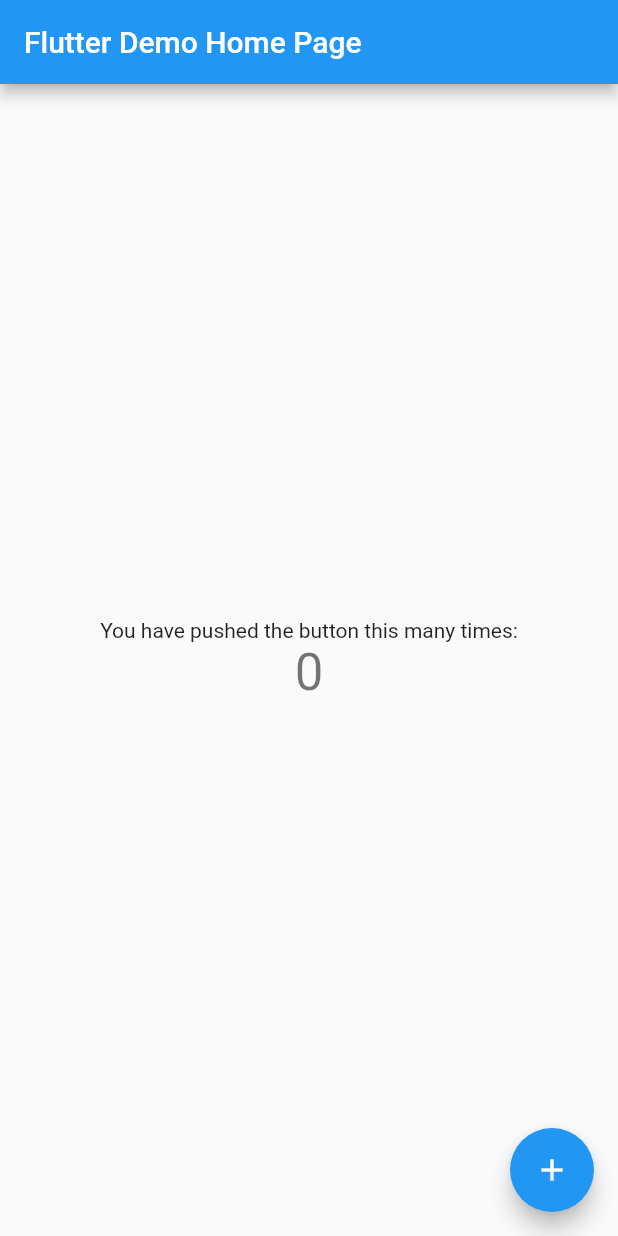
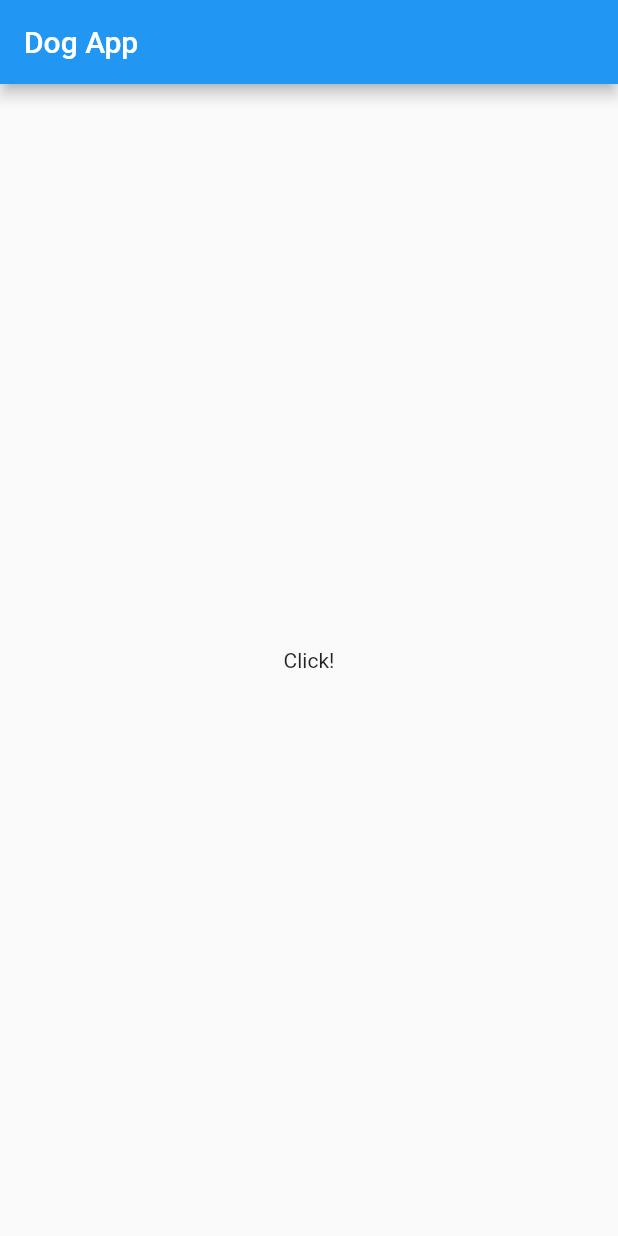
Before and after one commit to SinachPat/practic-flutter, a Flutter app: the screen it shows after launch, on a phone screen of 412 x 824 dp. Run offline on Flutter 3.47's test engine with Material 2 defaults, Android fonts, the phone set to English and light mode, and no system bars.

Commit message:
new structure

```diff
--- a/lib/main.dart
+++ b/lib/main.dart
@@ -1,66 +1,23 @@
 import 'package:flutter/material.dart';
-import 'dart:io';
-import 'dart:math';
 
 void main() {
-  runApp(const MyApp());
+  runApp(const DogApp());
 }
 
-class MyApp extends StatelessWidget {
-  const MyApp({super.key});
-  // This widget is the root of your application.
+class DogApp extends StatelessWidget {
+  const DogApp({super.key});
+
   @override
   Widget build(BuildContext context) {
     return MaterialApp(
-      title: 'Flutter Demo',
-      theme: ThemeData(
-        primarySwatch: Colors.blue,
-      ),
-      home: const MyHomePage(title: 'Flutter Demo Home Page'),
-    );
-  }
-}
-
-class MyHomePage extends StatefulWidget {
-  const MyHomePage({super.key, required this.title});
-  final String title;
-  @override
-  State<MyHomePage> createState() => _MyHomePageState();
-}
-
-class _MyHomePageState extends State<MyHomePage> {
-  int _counter = 0;
-
-  void _incrementCounter() {
-    setState(() {
-      _counter++;
-    });
-  }
-
-  @override
-  Widget build(BuildContext context) {
-    return Scaffold(
-      appBar: AppBar(
-        title: Text(widget.title),
-      ),
-      body: Center(
-        child: Column(
-          mainAxisAlignment: MainAxisAlignment.center,
-          children: <Widget>[
-            const Text(
-              'You have pushed the button this many times:',
-            ),
-            Text(
-              '$_counter',
-              style: Theme.of(context).textTheme.headlineMedium,
-            ),
-          ],
+      title: "My Dog App",
+      home: Scaffold(
+        appBar: AppBar(
+          title: Text("Dog App"),
         ),
-      ),
-      floatingActionButton: FloatingActionButton(
-        onPressed: _incrementCounter,
-        tooltip: 'Increment',
-        child: const Icon(Icons.add),
+        body: Center(
+          child: Text("Click!"),
+        ),
       ),
     );
   }
```
Also changed, not shown: 1 other file.
